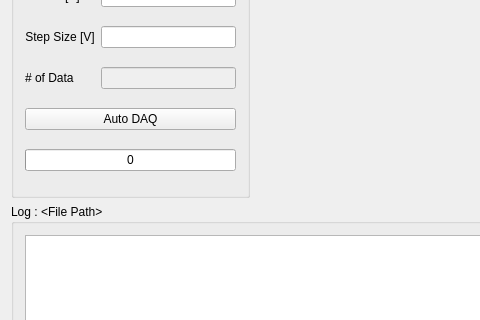
The window that mainwindow.ui (TripletESR/DAQ_GUI) describes before a commit, drawn with Qt 5; both pictures show x 0 to 480 and y 329 to 649 of the 1003 by 790 pixel window.
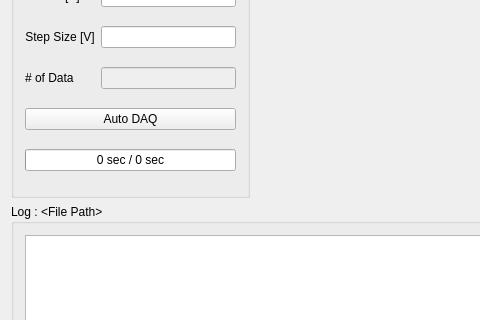
The same window after the commit. Custom widgets are drawn as their Qt base class.

Patch:
```diff
--- a/mainwindow.ui
+++ b/mainwindow.ui
@@ -231,7 +231,7 @@
           <set>Qt::AlignCenter</set>
          </property>
          <property name="format">
-          <string>%v</string>
+          <string>%v sec / 0 sec</string>
          </property>
         </widget>
        </item>
```
